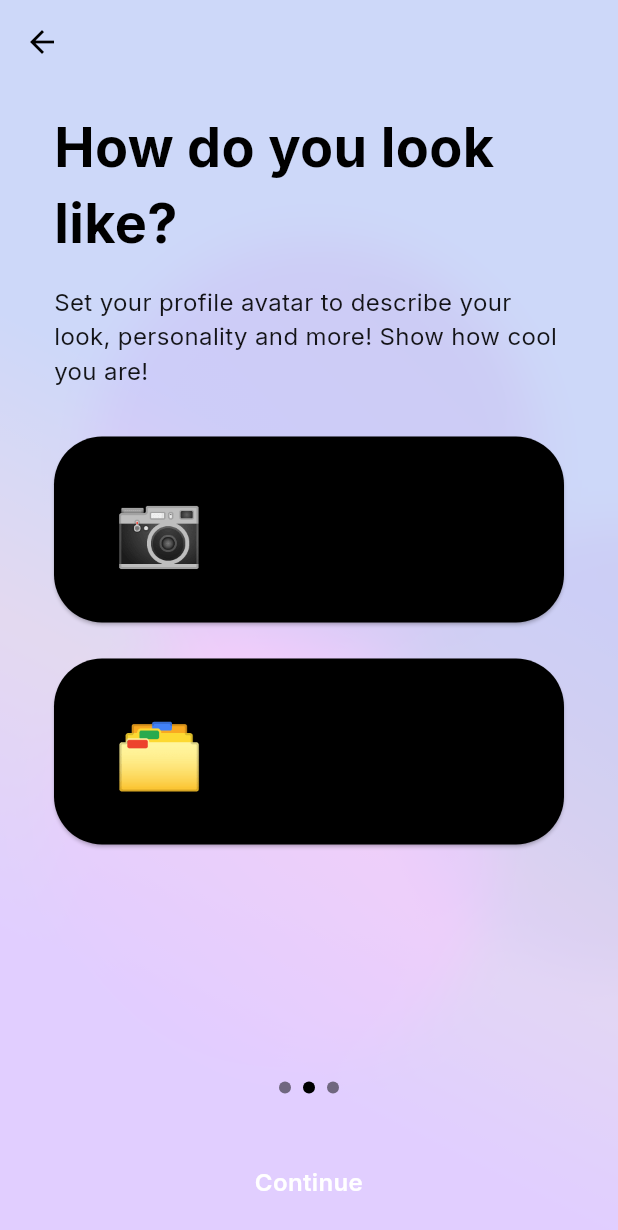
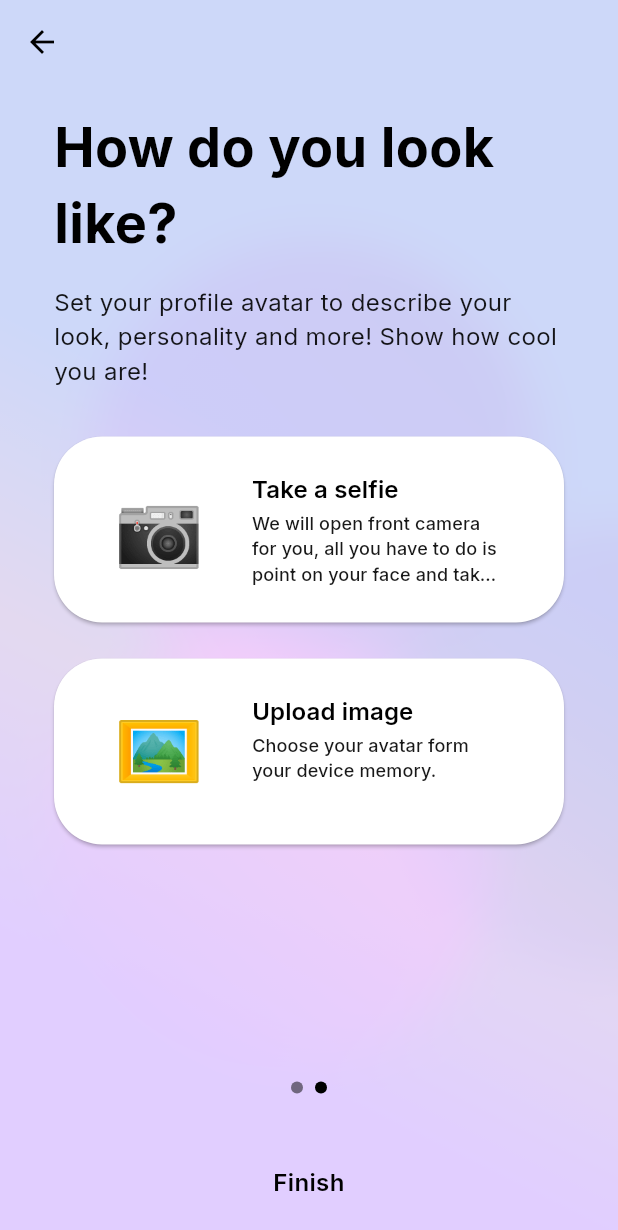
Before and after one commit to piekarskipiotr/better-rank, a Flutter app: the ProfileSetUp screen opened by its route, swiped to page 2, on a phone screen of 412 x 824 dp. Shown: the top 1230 px of the screen. Run offline on Flutter 3.47's test engine with Material 2 defaults, Android fonts, the phone set to English and light mode, and no system bars; our stand-ins replace bloc, cloud_firestore, equatable, firebase_auth, firebase_core, flutter_bloc and 9 more; accounts and stored records are empty; generated files the repository leaves out were written again.

```diff
--- a/lib/config/routes/app_router.dart
+++ b/lib/config/routes/app_router.dart
@@ -1,10 +1,13 @@
 import 'package:betterrank/config/config.dart';
 import 'package:betterrank/di/get_it.dart';
 import 'package:betterrank/pages/account_set_up/view/profile_set_up.dart';
+import 'package:betterrank/pages/permissions_rationale/permission_rationale_page.dart';
 import 'package:betterrank/pages/sign_in/bloc/auth_bloc.dart';
 import 'package:betterrank/pages/sign_in/view/sign_in_page.dart';
+import 'package:flutter/cupertino.dart';
 import 'package:flutter_bloc/flutter_bloc.dart';
 import 'package:go_router/go_router.dart';
+import 'package:permission_handler/permission_handler.dart';
 
 class AppRouter {
   GoRouter router({String? initialLocation}) => GoRouter(
@@ -19,6 +22,19 @@ class AppRouter {
               }
 
               return AppRoutes.signIn;
+            },
+          ),
+          GoRoute(
+            path: AppRoutes.permissionRationale,
+            pageBuilder: (context, state) {
+              final perm = state.extra! as Permission;
+
+              return CustomTransitionPage<void>(
+                key: state.pageKey,
+                child: PermissionRationalePage(permission: perm),
+                transitionsBuilder: (context, anim, secondaryAnim, child) =>
+                    FadeTransition(opacity: anim, child: child),
+              );
             },
           ),
           GoRoute(
--- a/lib/config/routes/app_routes.dart
+++ b/lib/config/routes/app_routes.dart
@@ -1,5 +1,6 @@
 class AppRoutes {
   static const root = '/';
+  static const permissionRationale = '/permission_rationale';
   static const signIn = '/sign_in';
   static const accountSetUp = '/account_set_up';
   static const home = '/home';
--- a/lib/pages/account_set_up/view/profile_avatar_page.dart
+++ b/lib/pages/account_set_up/view/profile_avatar_page.dart
@@ -73,16 +73,16 @@ class ProfileAvatarPage extends StatelessWidget {
               subTitle: l10n.take_a_selfie_desc,
               onPressed: () => context
                   .read<ProfileAvatarCubit>()
-                  .pickImage(source: ImageSource.camera),
+                  .pickImage(context: context, source: ImageSource.camera),
             ),
             const SizedBox(height: 24),
             CardIconButton(
-              icon: '🗂️',
+              icon: '🖼️️',
               title: l10n.upload_image_avatar,
               subTitle: l10n.upload_image_avatar_desc,
               onPressed: () => context
                   .read<ProfileAvatarCubit>()
-                  .pickImage(source: ImageSource.gallery),
+                  .pickImage(context: context, source: ImageSource.gallery),
             ),
           ],
         ],
--- a/lib/pages/account_set_up/view/profile_set_up.dart
+++ b/lib/pages/account_set_up/view/profile_set_up.dart
@@ -44,7 +44,6 @@ class _ProfileSetUpState extends State<ProfileSetUp> {
                     value: getIt<ProfileAvatarCubit>(),
                     child: const ProfileAvatarPage(),
                   ),
-                  const Center(child: Text('Page3')),
                 ],
               ),
               Column(
@@ -54,7 +53,7 @@ class _ProfileSetUpState extends State<ProfileSetUp> {
                     mainAxisAlignment: MainAxisAlignment.center,
                     children: [
                       ...List.generate(
-                        3,
+                        2,
                         (index) => DotIndicator(
                           isActive: index == _currentPage,
                         ),
@@ -100,7 +99,7 @@ class _ProfileSetUpState extends State<ProfileSetUp> {
     int page,
   ) {
     final l10n = context.l10n;
-    final isLastPage = page == 2;
+    final isLastPage = page == 1;
 
     return InkWell(
       onTap: () => isLastPage
@@ -118,7 +117,6 @@ class _ProfileSetUpState extends State<ProfileSetUp> {
           style: GoogleFonts.inter(
             fontSize: 16,
             fontWeight: FontWeight.w600,
-            color: Colors.white,
           ),
         ),
       ),
--- a/lib/pages/sign_in/bloc/auth_bloc.dart
+++ b/lib/pages/sign_in/bloc/auth_bloc.dart
@@ -15,7 +15,7 @@ class AuthBloc extends Bloc<AuthEvent, AuthState> {
       emit(Authenticating());
       try {
         await _authRepository.signInWithGoogle();
-        emit(Authenticated());
+        emit(Authenticated(isAnonymous: false));
       } catch (e) {
         emit(AuthError(e.toString()));
         emit(UnAuthenticated());
@@ -25,7 +25,7 @@ class AuthBloc extends Bloc<AuthEvent, AuthState> {
       emit(Authenticating());
       try {
         await _authRepository.signInWithApple();
-        emit(Authenticated());
+        emit(Authenticated(isAnonymous: false));
       } catch (e) {
         emit(AuthError(e.toString()));
         emit(UnAuthenticated());
@@ -35,7 +35,7 @@ class AuthBloc extends Bloc<AuthEvent, AuthState> {
       emit(Authenticating());
       try {
         await _authRepository.signInAnonymously();
-        emit(Authenticated());
+        emit(Authenticated(isAnonymous: true));
       } catch (e) {
         emit(AuthError(e.toString()));
         emit(UnAuthenticated());
--- a/lib/pages/sign_in/bloc/auth_state.dart
+++ b/lib/pages/sign_in/bloc/auth_state.dart
@@ -14,8 +14,12 @@ class LoggingOut extends AuthState {
 }
 
 class Authenticated extends AuthState {
+  Authenticated({required this.isAnonymous});
+
+  final bool isAnonymous;
+
   @override
-  List<Object?> get props => [];
+  List<Object?> get props => [isAnonymous];
 }
 
 class UnAuthenticated extends AuthState {
--- a/lib/pages/sign_in/view/sign_in_page.dart
+++ b/lib/pages/sign_in/view/sign_in_page.dart
@@ -24,7 +24,10 @@ class SignInPage extends StatelessWidget {
             .changeLoadingState(isLoading: state is Authenticating);
 
         if (state is Authenticated) {
-          context.go(AppRoutes.accountSetUp);
+          final isAnon = state.isAnonymous;
+          context.pushReplacement(
+            isAnon ? AppRoutes.home : AppRoutes.accountSetUp,
+          );
         }
       },
       builder: (context, state) => Scaffold(
--- a/lib/widgets/buttons/card_icon_button.dart
+++ b/lib/widgets/buttons/card_icon_button.dart
@@ -18,10 +18,13 @@ class CardIconButton extends StatelessWidget {
 
   @override
   Widget build(BuildContext context) {
+    final bgColor = AppTheme.isDarkMode() ? Colors.black : Colors.white;
+    final textColor = AppTheme.isDarkMode() ? Colors.white : Colors.black;
+
     return ElevatedButton(
       onPressed: onPressed,
       style: Theme.of(context).elevatedButtonTheme.style?.copyWith(
-            backgroundColor: MaterialStateProperty.all(Colors.black),
+            backgroundColor: MaterialStateProperty.all(bgColor),
             shape: MaterialStateProperty.all<RoundedRectangleBorder>(
               RoundedRectangleBorder(
                 borderRadius: BorderRadius.circular(32),
@@ -34,7 +37,7 @@ class CardIconButton extends StatelessWidget {
           children: [
             Text(
               icon,
-              style: const TextStyle(
+              style: TextStyle(
                 fontSize: 48,
               ),
             ),
@@ -52,22 +55,22 @@ class CardIconButton extends StatelessWidget {
                     style: GoogleFonts.inter(
                       fontSize: 16,
                       fontWeight: FontWeight.w600,
-                      color:
-                          AppTheme.isDarkMode() ? Colors.white : Colors.black,
+                      color: textColor,
                     ),
                   ),
                   const SizedBox(
                     height: 2,
                   ),
-                  Text(
-                    '$subTitle\n\n',
-                    maxLines: 3,
-                    overflow: TextOverflow.ellipsis,
-                    style: GoogleFonts.inter(
-                      fontSize: 12,
-                      color:
-                          (AppTheme.isDarkMode() ? Colors.white : Colors.black)
-                              .withOpacity(0.9),
+                  Opacity(
+                    opacity: 0.9,
+                    child: Text(
+                      '$subTitle\n\n',
+                      maxLines: 3,
+                      overflow: TextOverflow.ellipsis,
+                      style: GoogleFonts.inter(
+                        fontSize: 12,
+                        color: textColor,
+                      ),
                     ),
                   ),
                 ],
```
Also changed, not shown: lib/common/helpers/permissions_helper.dart (+3 -5 lines), lib/l10n/arb/app_en.arb (+18 -12 lines), lib/l10n/arb/app_pl.arb (+11 -5 lines), lib/pages/account_set_up/bloc/profile_avatar_cubit.dart (+33 -5 lines), lib/pages/permissions_rationale/permission_rationale_page.dart (added, +102 -0 lines), lib/widgets/buttons/plain_button.dart (added, +46 -0 lines), lib/widgets/buttons/sign_in_button.dart (+4 -4 lines).
